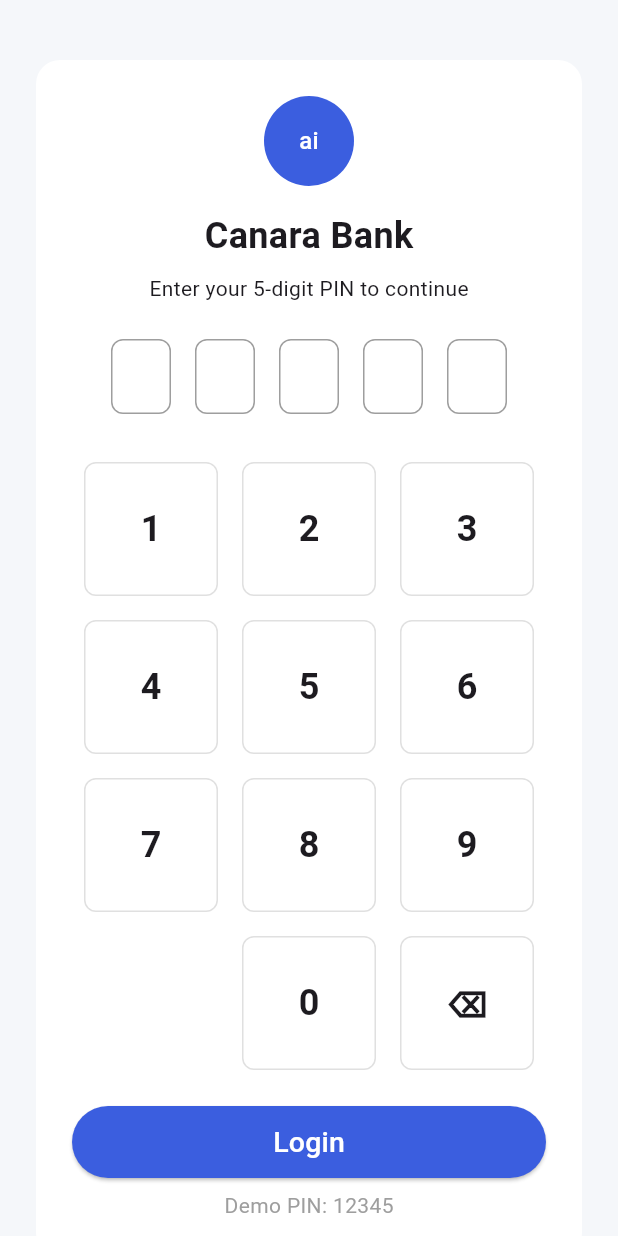
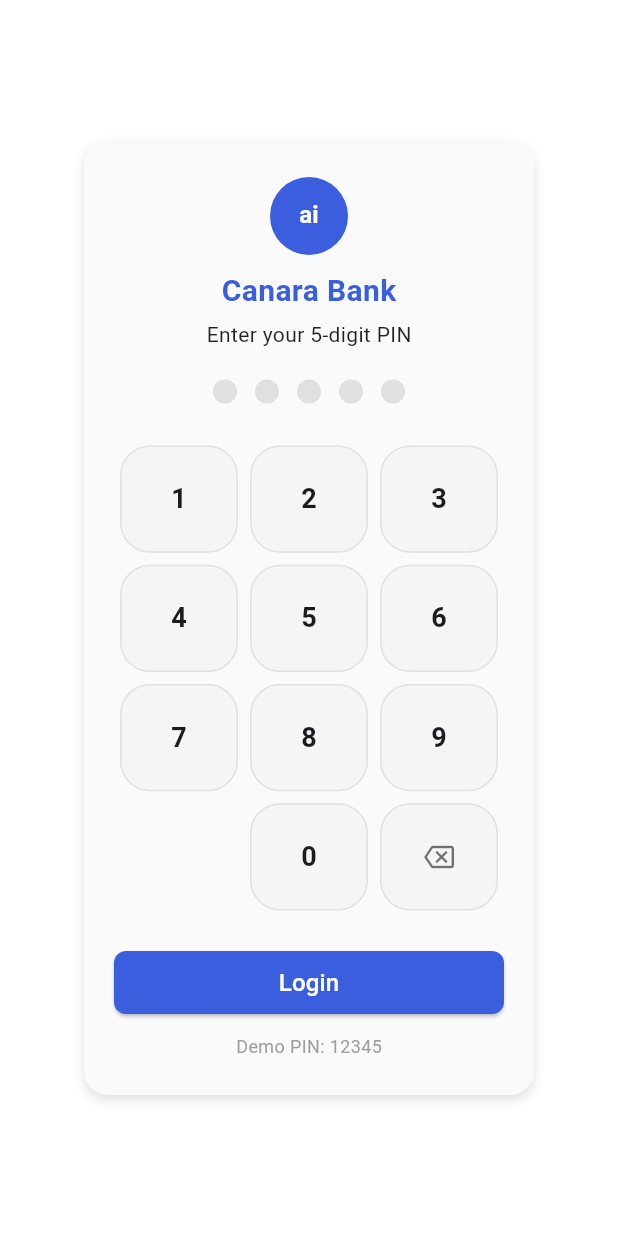
Before and after one commit to manya7s/canbank, a Flutter app: the screen it shows after launch, on a phone screen of 412 x 824 dp. Run offline on Flutter 3.47's test engine with Material 3 defaults, Android fonts, the phone set to English and light mode, and no system bars.

Commit message:
Update login_page.dart

```diff
--- a/lib/screens/login_page.dart
+++ b/lib/screens/login_page.dart
@@ -1,6 +1,5 @@
 import 'package:flutter/material.dart';
 import 'home_page.dart';
-import '../widgets/pin_input.dart';
 
 class LoginPage extends StatefulWidget {
   @override
@@ -46,17 +45,14 @@ class _LoginPageState extends State<LoginPage> {
     return Row(
       mainAxisAlignment: MainAxisAlignment.center,
       children: List.generate(5, (index) {
-        return Container(
-          margin: EdgeInsets.symmetric(horizontal: 8),
-          padding: EdgeInsets.all(12),
+        return AnimatedContainer(
+          duration: Duration(milliseconds: 200),
+          margin: EdgeInsets.symmetric(horizontal: 6),
+          width: 16,
+          height: 16,
           decoration: BoxDecoration(
-            shape: BoxShape.rectangle,
-            border: Border.all(color: Colors.grey),
-            borderRadius: BorderRadius.circular(8),
-          ),
-          child: Text(
-            index < enteredPin.length ? '●' : '',
-            style: TextStyle(fontSize: 24),
+            shape: BoxShape.circle,
+            color: index < enteredPin.length ? Color(0xFF3B5EDF) : Colors.grey[300],
           ),
         );
       }),
@@ -65,34 +61,44 @@ class _LoginPageState extends State<LoginPage> {
 
   Widget buildNumberPad() {
     final keys = [
-      '1','2','3',
-      '4','5','6',
-      '7','8','9',
-      '','0','⌫',
+      '1', '2', '3',
+      '4', '5', '6',
+      '7', '8', '9',
+      '', '0', '⌫',
     ];
+
     return GridView.builder(
       shrinkWrap: true,
+      physics: NeverScrollableScrollPhysics(),
       itemCount: keys.length,
-      gridDelegate:
-      SliverGridDelegateWithFixedCrossAxisCount(crossAxisCount: 3),
+      padding: EdgeInsets.all(4),
+      gridDelegate: SliverGridDelegateWithFixedCrossAxisCount(
+        crossAxisCount: 3,
+        mainAxisSpacing: 8,
+        crossAxisSpacing: 8,
+        childAspectRatio: 1.1,
+      ),
       itemBuilder: (context, index) {
         final key = keys[index];
-        if (key == '') return Container();
+        if (key == '') return SizedBox();
+
         return InkWell(
           onTap: () {
             key == '⌫' ? onDelete() : onKeyTap(key);
           },
+          borderRadius: BorderRadius.circular(8),
           child: Container(
-            margin: EdgeInsets.all(8),
             decoration: BoxDecoration(
-              color: Colors.white,
+              color: Colors.grey.shade100,
+              borderRadius: BorderRadius.circular(20),
               border: Border.all(color: Colors.grey.shade300),
-              borderRadius: BorderRadius.circular(8),
             ),
             child: Center(
-              child: Text(
+              child: key == '⌫'
+                  ? Icon(Icons.backspace_outlined, size: 20, color: Colors.black54)
+                  : Text(
                 key,
-                style: TextStyle(fontSize: 24, fontWeight: FontWeight.bold),
+                style: TextStyle(fontSize: 18, fontWeight: FontWeight.bold),
               ),
             ),
           ),
@@ -104,57 +110,67 @@ class _LoginPageState extends State<LoginPage> {
   @override
   Widget build(BuildContext context) {
     return Scaffold(
-      body: SafeArea(
-        child: SingleChildScrollView(
+      body: Container(
+        width: double.infinity,
+        height: double.infinity,
+        decoration: const BoxDecoration(
+          gradient: LinearGradient(
+            colors: [Colors.white, Colors.white],
+            begin: Alignment.topCenter,
+            end: Alignment.bottomCenter,
+          ),
+        ),
         child: Center(
           child: Container(
-              padding: EdgeInsets.all(24),
-              margin: EdgeInsets.symmetric(horizontal: 24, vertical: 40),
+            width: 300,
+            padding: EdgeInsets.symmetric(horizontal: 20, vertical: 24),
             decoration: BoxDecoration(
-                color: Colors.white,
+              color: Colors.grey[50],
               borderRadius: BorderRadius.circular(16),
+              boxShadow: [
+                BoxShadow(
+                  color: Colors.black12,
+                  blurRadius: 6,
+                  offset: Offset(0, 3),
+                ),
+              ],
             ),
             child: Column(
               mainAxisSize: MainAxisSize.min,
               children: [
                 CircleAvatar(
-                    radius: 30,
+                  radius: 26,
                   backgroundColor: Color(0xFF3B5EDF),
-                    child: Text("ai", style: TextStyle(color: Colors.white)),
+                  child: Text("ai", style: TextStyle(color: Colors.white, fontWeight: FontWeight.bold)),
                 ),
-                  SizedBox(height: 16),
-                  Text("Canara Bank", style: TextStyle(fontSize: 24, fontWeight: FontWeight.bold)),
-                  SizedBox(height: 8),
-                  Text("Enter your 5-digit PIN to continue"),
-                  SizedBox(height: 24),
-                  PinInput(enteredPin: enteredPin),
+                SizedBox(height: 10),
+                Text(
+                  "Canara Bank",
+                  style: TextStyle(fontSize: 20, fontWeight: FontWeight.bold, color: Color(0xFF3B5EDF)),
+                ),
+                SizedBox(height: 4),
+                Text("Enter your 5-digit PIN", style: TextStyle(color: Colors.black87)),
+                SizedBox(height: 20),
+                buildPinBox(),
                 SizedBox(height: 24),
                 buildNumberPad(),
-                  SizedBox(height: 16),
+                SizedBox(height: 20),
                 ElevatedButton(
                   onPressed: onLogin,
                   style: ElevatedButton.styleFrom(
                     backgroundColor: Color(0xFF3B5EDF),
-                      minimumSize: Size(double.infinity, 48),
+                    minimumSize: Size(double.infinity, 42),
+                    shape: RoundedRectangleBorder(borderRadius: BorderRadius.circular(8)),
                   ),
-                    child: Text(
-                      "Login",
-                      style: TextStyle(
-                        color: Colors.white,
-                        fontSize: 19// Set text color to white
+                  child: Text("Login", style: TextStyle(fontSize: 16, color: Colors.white)),
                 ),
-                    ),
-                  ),
-
-                  SizedBox(height: 8),
-                  Text("Demo PIN: 12345", style: TextStyle(color: Colors.grey)),
+                SizedBox(height: 10),
+                Text("Demo PIN: 12345", style: TextStyle(color: Colors.grey, fontSize: 12)),
               ],
-              ),
             ),
           ),
         ),
       ),
     );
   }
-
 }
```
Lines whose indentation alone changed are shown as unchanged.
